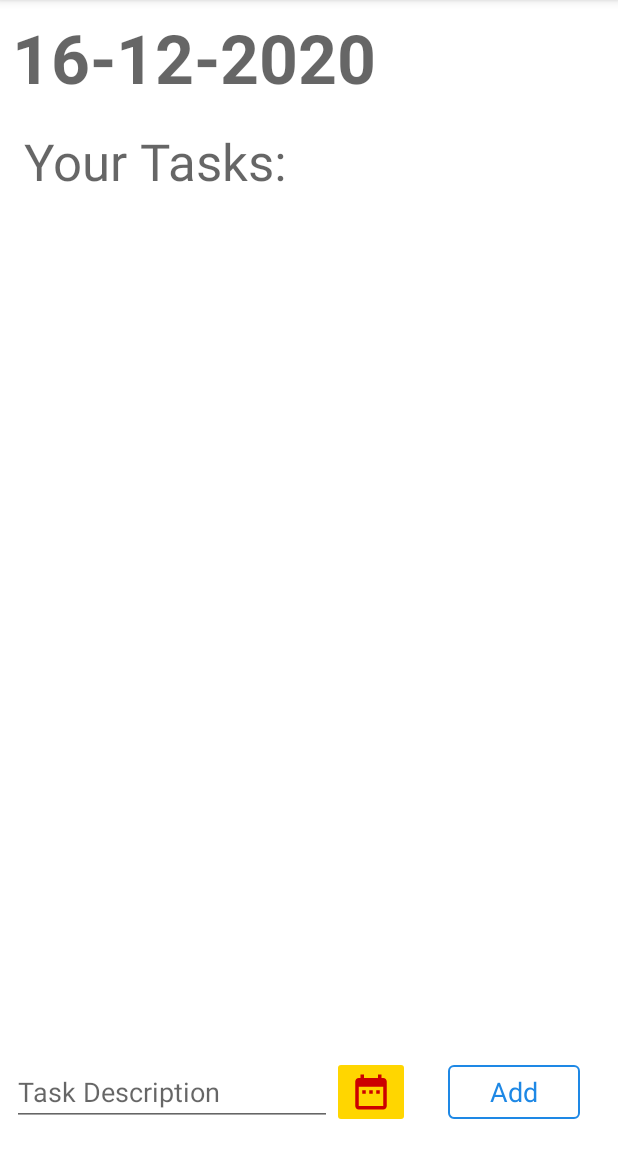
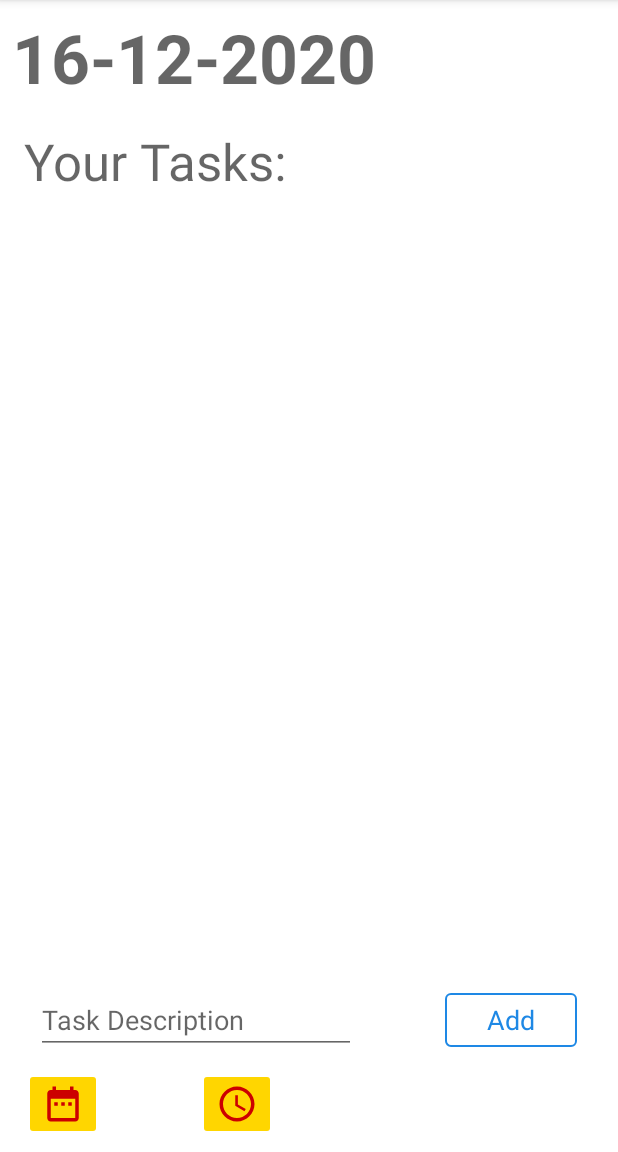
Before and after one commit to sanskar10100/TaskCheck, an Android app: the screen it shows after launch (MainActivity), on a phone screen of 412 x 824 dp, the part 84-1236 px from its top. Run offline under Robolectric (Android 15) with nearby library versions, the phone set to English and light mode, and no system bars; our stand-ins replace Room's generated code.

Commit message:
Added Due Time

```diff
--- a/app/src/main/java/com/example/android/taskcheck/MainActivity.java
+++ b/app/src/main/java/com/example/android/taskcheck/MainActivity.java
@@ -29,7 +29,8 @@ public class MainActivity extends AppCompatActivity {
 	static List<TaskData> tasks;
 	TasksListAdapater adapter;
 	TaskDatabase database;
-	static String dueDate = "0/0/0";
+	static String dueDate = "none";
+	static String dueTime = "none";
 
 	@SuppressLint("WrongThread")
 	@Override
@@ -105,7 +106,7 @@ public class MainActivity extends AppCompatActivity {
 
 		// If non-empty string is received, add it to the task list and notify adapter
 		if (taskDescription.length() != 0) {
-			tasks.add(new TaskData(0, taskDescription, dueDate));
+			tasks.add(new TaskData(0, taskDescription, dueDate, dueTime));
 			editTextTaskDescription.setText("");
 			adapter.notifyDataSetChanged();
 		} else {
@@ -113,7 +114,8 @@ public class MainActivity extends AppCompatActivity {
 		}
 
 		// Reset due date
-		dueDate = "0/0/0";
+		dueDate = "none";
+		dueTime = "none";
 	}
 
 	/**
@@ -157,4 +159,9 @@ public class MainActivity extends AppCompatActivity {
 		DialogFragment fragment = new DatePickerFragment();
 		fragment.show(getSupportFragmentManager(), "datePicker");
 	}
+
+	public void showTimePickerDialog(View view) {
+		DialogFragment fragment = new TimePickerFragment();
+		fragment.show(getSupportFragmentManager(), "timePicker");
+	}
 }
--- a/app/src/main/java/com/example/android/taskcheck/TaskData.java
+++ b/app/src/main/java/com/example/android/taskcheck/TaskData.java
@@ -16,9 +16,13 @@ public class TaskData {
 	@ColumnInfo(name = "task_due_date")
 	public String dueDate;
 
-	public TaskData(int id, String taskDescription, String dueDate) {
+	@ColumnInfo(name = "task_due_time")
+	public String dueTime;
+
+	public TaskData(int id, String taskDescription, String dueDate, String dueTime) {
 		this.id = id;
 		this.taskDescription = taskDescription;
 		this.dueDate = dueDate;
+		this.dueTime = dueTime;
 	}
 }
--- a/app/src/main/java/com/example/android/taskcheck/TaskDatabase.java
+++ b/app/src/main/java/com/example/android/taskcheck/TaskDatabase.java
@@ -3,7 +3,7 @@ package com.example.android.taskcheck;
 import androidx.room.Database;
 import androidx.room.RoomDatabase;
 
-@Database(entities = {TaskData.class}, version = 2)
+@Database(entities = {TaskData.class}, version = 3)
 public abstract class TaskDatabase extends RoomDatabase {
 	public abstract TaskDao taskDao();
 }
--- /dev/null
+++ b/app/src/main/res/drawable/ic_baseline_access_time_28.xml
@@ -0,0 +1,6 @@
+<vector android:height="28dp" android:tint="@android:color/holo_red_dark"
+    android:viewportHeight="24" android:viewportWidth="24"
+    android:width="28dp" xmlns:android="http://schemas.android.com/apk/res/android">
+    <path android:fillColor="@android:color/white" android:pathData="M11.99,2C6.47,2 2,6.48 2,12s4.47,10 9.99,10C17.52,22 22,17.52 22,12S17.52,2 11.99,2zM12,20c-4.42,0 -8,-3.58 -8,-8s3.58,-8 8,-8 8,3.58 8,8 -3.58,8 -8,8z"/>
+    <path android:fillColor="@android:color/white" android:pathData="M12.5,7H11v6l5.25,3.15 0.75,-1.23 -4.5,-2.67z"/>
+</vector>
--- a/app/src/main/res/layout/activity_main.xml
+++ b/app/src/main/res/layout/activity_main.xml
@@ -41,7 +41,7 @@
         android:layout_marginBottom="16dp"
         android:background="#0064FFDA"
         android:scrollbars="vertical"
-        app:layout_constraintBottom_toTopOf="@+id/button_add_task"
+        app:layout_constraintBottom_toTopOf="@+id/edit_text_task_description"
         app:layout_constraintEnd_toEndOf="parent"
         app:layout_constraintStart_toStartOf="parent"
         app:layout_constraintTop_toBottomOf="@+id/text_view_your_tasks">
@@ -53,7 +53,7 @@
         style="@style/Widget.AppCompat.EditText"
         android:layout_width="wrap_content"
         android:layout_height="wrap_content"
-        android:layout_marginStart="8dp"
+        android:layout_marginStart="24dp"
         android:autofillHints="@string/task_description"
         android:ems="10"
         android:hint="@string/task_description"
@@ -64,10 +64,27 @@
         app:layout_constraintStart_toStartOf="parent" />
 
     <ImageButton
+        android:id="@+id/imageButton2"
+        android:layout_width="wrap_content"
+        android:layout_height="wrap_content"
+        android:layout_marginStart="64dp"
+        android:layout_marginBottom="8dp"
+        android:adjustViewBounds="false"
+        android:backgroundTint="#FFD600"
+        android:contentDescription="@string/add_due_date"
+        android:cropToPadding="false"
+        android:onClick="showTimePickerDialog"
+        android:scaleType="centerCrop"
+        app:layout_constraintBottom_toBottomOf="parent"
+        app:layout_constraintStart_toEndOf="@+id/imageButton"
+        app:srcCompat="@drawable/ic_baseline_access_time_28" />
+
+    <ImageButton
         android:id="@+id/imageButton"
         android:layout_width="wrap_content"
         android:layout_height="wrap_content"
-        android:layout_marginBottom="16dp"
+        android:layout_marginStart="16dp"
+        android:layout_marginBottom="8dp"
         android:adjustViewBounds="false"
         android:backgroundTint="#FFD600"
         android:contentDescription="@string/add_due_date"
@@ -75,7 +92,7 @@
         android:onClick="showDatePickerDialog"
         android:scaleType="centerCrop"
         app:layout_constraintBottom_toBottomOf="parent"
-        app:layout_constraintStart_toEndOf="@+id/edit_text_task_description"
+        app:layout_constraintStart_toStartOf="parent"
         app:srcCompat="@drawable/ic_baseline_date_range_28" />
 
     <Button
@@ -83,17 +100,16 @@
         style="@style/Widget.MaterialComponents.Button.OutlinedButton"
         android:layout_width="wrap_content"
         android:layout_height="wrap_content"
-        android:layout_marginStart="8dp"
-        android:layout_marginEnd="8dp"
-        android:layout_marginBottom="16dp"
+        android:layout_marginStart="32dp"
+        android:layout_marginBottom="8dp"
         android:onClick="addTask"
         android:text="@string/add_task"
         android:textAppearance="@style/TextAppearance.AppCompat.Medium"
         android:textColor="#1E88E5"
         app:iconTint="#039BE5"
-        app:layout_constraintBottom_toBottomOf="parent"
+        app:layout_constraintBottom_toTopOf="@+id/imageButton2"
         app:layout_constraintEnd_toEndOf="parent"
-        app:layout_constraintStart_toEndOf="@+id/imageButton"
+        app:layout_constraintStart_toEndOf="@+id/edit_text_task_description"
         app:rippleColor="#1E88E5"
         app:strokeColor="#1E88E5" />
 
--- a/app/src/main/res/values/strings.xml
+++ b/app/src/main/res/values/strings.xml
@@ -9,4 +9,5 @@
     <string name="howto_mark_complete">Long Tap on a task to mark it as complete!</string>
     <string name="no_due_date">No due date!</string>
     <string name="add_due_date">Add Due Date</string>
+    <string name="no_due_time">No due time!</string>
 </resources>
```
Also changed, not shown: app/src/main/java/com/example/android/taskcheck/TasksListAdapater.java (+13 -1 lines), app/src/main/java/com/example/android/taskcheck/TimePickerFragment.java (added, +36 -0 lines), app/src/main/res/layout-v23/single_task_view.xml (+19 -5 lines), app/src/main/res/layout/fragment_time_picker_dialog.xml (added, +7 -0 lines), app/src/main/res/layout/single_task_view.xml (+19 -5 lines), 1 other file.
